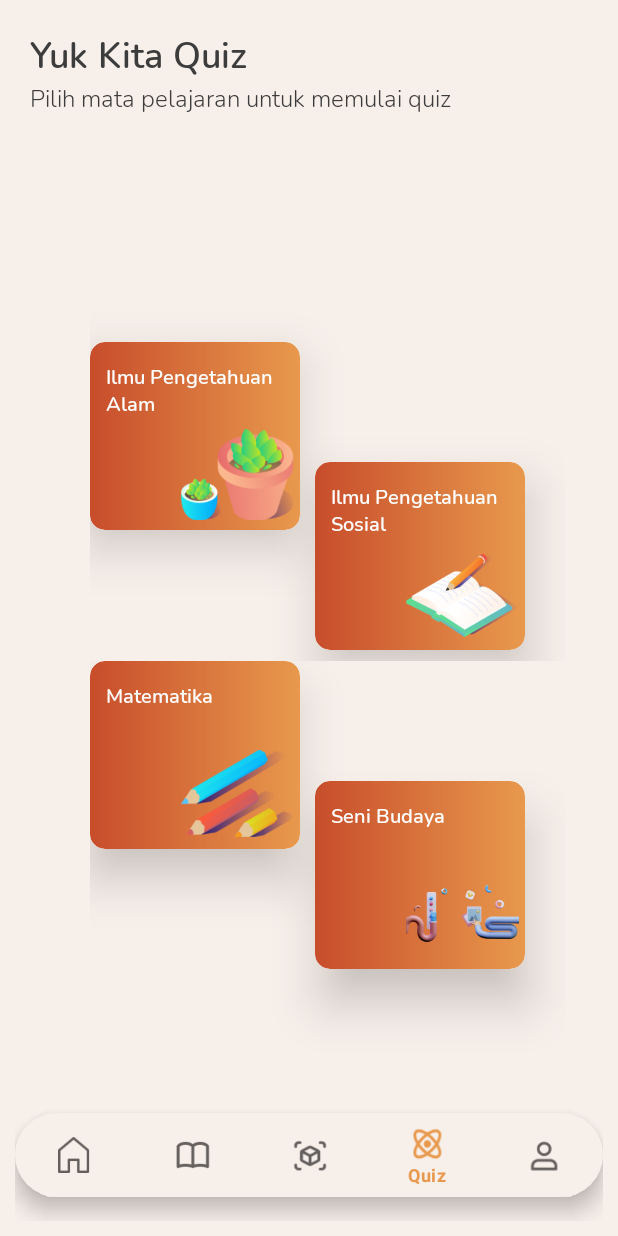
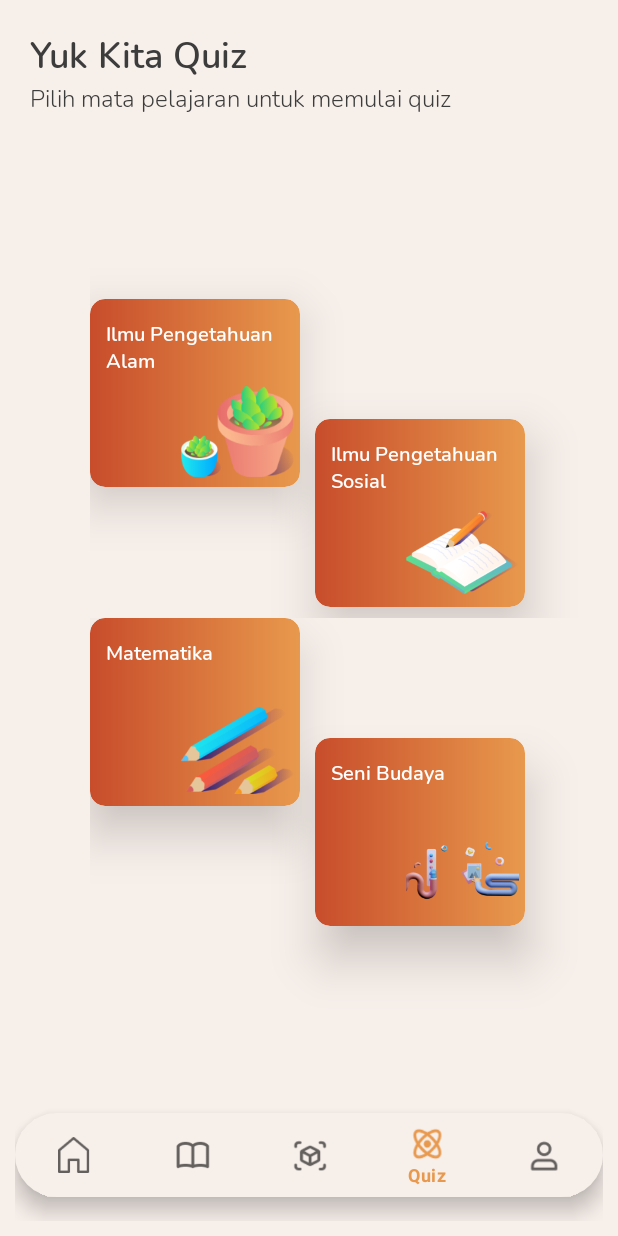
Before and after one commit to farisqlail/Zuperior, an Android app: the Home screen opened directly, with no data from a screen before it, item 4 of the bottom bar chosen, on a phone screen of 412 x 824 dp. Run offline under Robolectric (Android 15) with nearby library versions, the phone set to English and light mode, and no system bars.

Commit message:
push branch Faris

```diff
--- a/app/src/main/java/com/example/sicapin/Fragmen/Home.java
+++ b/app/src/main/java/com/example/sicapin/Fragmen/Home.java
@@ -1,67 +1,87 @@
 package com.example.sicapin.Fragmen;
 
+import android.content.Intent;
 import android.os.Bundle;
 
+import androidx.cardview.widget.CardView;
 import androidx.fragment.app.Fragment;
 
 import android.view.LayoutInflater;
 import android.view.View;
 import android.view.ViewGroup;
 
+import com.example.sicapin.Activity.ArActivity;
+import com.example.sicapin.Activity.StartQuiz;
 import com.example.sicapin.R;
+import com.example.sicapin.tes;
+import com.example.sicapin.onBoard;
+import com.example.sicapin.tes;
 
-/**
- * A simple {@link Fragment} subclass.
- * Use the {@link Home#newInstance} factory method to
- * create an instance of this fragment.
- */
+
 public class Home extends Fragment {
 
-    // TODO: Rename parameter arguments, choose names that match
-    // the fragment initialization parameters, e.g. ARG_ITEM_NUMBER
-    private static final String ARG_PARAM1 = "param1";
-    private static final String ARG_PARAM2 = "param2";
-
-    // TODO: Rename and change types of parameters
-    private String mParam1;
-    private String mParam2;
+    protected CardView cvArtikels, cvCameras, cvQuizs, cvProfiles;
 
     public Home() {
         // Required empty public constructor
     }
 
-    /**
-     * Use this factory method to create a new instance of
-     * this fragment using the provided parameters.
-     *
-     * @param param1 Parameter 1.
-     * @param param2 Parameter 2.
-     * @return A new instance of fragment HOme.
-     */
-    // TODO: Rename and change types and number of parameters
-    public static Home newInstance(String param1, String param2) {
-        Home fragment = new Home();
-        Bundle args = new Bundle();
-        args.putString(ARG_PARAM1, param1);
-        args.putString(ARG_PARAM2, param2);
-        fragment.setArguments(args);
-        return fragment;
-    }
 
-    @Override
-    public void onCreate(Bundle savedInstanceState) {
-        super.onCreate(savedInstanceState);
-        if (getArguments() != null) {
-            mParam1 = getArguments().getString(ARG_PARAM1);
-            mParam2 = getArguments().getString(ARG_PARAM2);
-        }
-    }
 
     @Override
     public View onCreateView(LayoutInflater inflater, ViewGroup container,
                              Bundle savedInstanceState) {
         // Inflate the layout for this fragment
         View view = inflater.inflate(R.layout.fragment_home, container, false);
+        // EndInflate
+
+        //FindViews
+        cvArtikels = (CardView) view.findViewById(R.id.cvArtikel);
+        cvCameras  = (CardView) view.findViewById(R.id.cvCamera);
+        cvProfiles = (CardView) view.findViewById(R.id.cvProfile);
+        cvQuizs    = (CardView) view.findViewById(R.id.cvQuiz);
+        //EndFindViews
+
+
+        //Listener
+
+        cvArtikels.setOnClickListener(new View.OnClickListener() {
+            @Override
+            public void onClick(View view) {
+                Intent intent = new Intent(getActivity().getApplicationContext(), tes.class);
+                startActivity(intent);
+            }
+        });
+
+        cvProfiles.setOnClickListener(new View.OnClickListener() {
+            @Override
+            public void onClick(View view) {
+
+                Intent intent = new Intent(getActivity().getApplicationContext(), tes.class);
+                startActivity(intent);
+
+            }
+        });
+
+        cvCameras.setOnClickListener(new View.OnClickListener() {
+            @Override
+            public void onClick(View view) {
+                Intent intent = new Intent(getActivity().getApplicationContext(), ArActivity.class);
+                startActivity(intent);
+            }
+        });
+
+        cvQuizs.setOnClickListener(new View.OnClickListener() {
+            @Override
+            public void onClick(View view) {
+
+                Intent intent = new Intent(getActivity().getApplicationContext(), tes.class);
+                startActivity(intent);
+
+            }
+        });
+        //EndListener
+
         return view;
     }
 }
--- a/app/src/main/res/layout/fragment_menu_quiz.xml
+++ b/app/src/main/res/layout/fragment_menu_quiz.xml
@@ -13,9 +13,9 @@
 
     <!--  Container  -->
 
-    <LinearLayout
+    <RelativeLayout
         android:layout_width="match_parent"
-        android:layout_height="match_parent"
+        android:layout_height="wrap_content"
         android:layout_gravity="center"
         android:orientation="vertical">
 
@@ -55,8 +55,7 @@
             android:layout_gravity="center"
             android:gravity="center"
             android:orientation="vertical"
-            android:paddingLeft="40dp"
-            android:paddingRight="15dp">
+            android:paddingLeft="40dp">
 
             <!--     Horizontal 1       -->
 
@@ -66,12 +65,12 @@
                 android:orientation="horizontal">
 
                 <androidx.cardview.widget.CardView
-                    app:cardElevation="20dp"
                     android:id="@+id/ipaquiz"
                     android:layout_width="wrap_content"
                     android:layout_height="wrap_content"
                     android:layout_gravity="center"
-                    app:cardCornerRadius="10dp">
+                    app:cardCornerRadius="10dp"
+                    app:cardElevation="20dp">
 
                     <LinearLayout
                         android:layout_width="140dp"
@@ -101,14 +100,14 @@
                 </androidx.cardview.widget.CardView>
 
                 <androidx.cardview.widget.CardView
-                    app:cardElevation="20dp"
                     android:id="@+id/ipsquiz"
                     android:layout_width="wrap_content"
                     android:layout_height="wrap_content"
                     android:layout_gravity="center"
                     android:layout_marginLeft="10dp"
                     android:layout_marginTop="80dp"
-                    app:cardCornerRadius="10dp">
+                    app:cardCornerRadius="10dp"
+                    app:cardElevation="20dp">
 
                     <LinearLayout
                         android:layout_width="140dp"
@@ -149,11 +148,11 @@
                 android:orientation="horizontal">
 
                 <androidx.cardview.widget.CardView
-                    app:cardElevation="20dp"
                     android:id="@+id/mtkquiz"
                     android:layout_width="wrap_content"
                     android:layout_height="wrap_content"
-                    app:cardCornerRadius="10dp">
+                    app:cardCornerRadius="10dp"
+                    app:cardElevation="20dp">
 
                     <LinearLayout
                         android:layout_width="140dp"
@@ -183,13 +182,13 @@
                 </androidx.cardview.widget.CardView>
 
                 <androidx.cardview.widget.CardView
-                    app:cardElevation="20dp"
                     android:id="@+id/seniquiz"
                     android:layout_width="wrap_content"
                     android:layout_height="wrap_content"
                     android:layout_marginLeft="10dp"
                     android:layout_marginTop="80dp"
-                    app:cardCornerRadius="10dp">
+                    app:cardCornerRadius="10dp"
+                    app:cardElevation="20dp">
 
                     <LinearLayout
                         android:layout_width="140dp"
@@ -226,7 +225,7 @@
 
         <!--   EndCard Content     -->
 
-    </LinearLayout>
+    </RelativeLayout>
 
     <!-- EndContainer -->
 </RelativeLayout>
--- /dev/null
+++ b/app/src/main/res/values-land/dimens.xml
@@ -0,0 +1,3 @@
+<resources>
+    <dimen name="fab_margin">48dp</dimen>
+</resources>
--- /dev/null
+++ b/app/src/main/res/values-w1240dp/dimens.xml
@@ -0,0 +1,3 @@
+<resources>
+    <dimen name="fab_margin">200dp</dimen>
+</resources>
--- /dev/null
+++ b/app/src/main/res/values-w600dp/dimens.xml
@@ -0,0 +1,3 @@
+<resources>
+    <dimen name="fab_margin">48dp</dimen>
+</resources>
--- a/app/src/main/res/values/dimens.xml
+++ b/app/src/main/res/values/dimens.xml
@@ -2,4 +2,5 @@
     <!-- Default screen margins, per the Android Design guidelines. -->
     <dimen name="activity_horizontal_margin">16dp</dimen>
     <dimen name="activity_vertical_margin">16dp</dimen>
+    <dimen name="fab_margin">16dp</dimen>
 </resources>
--- a/app/src/main/res/values/themes.xml
+++ b/app/src/main/res/values/themes.xml
@@ -13,4 +13,13 @@
         <item name="android:statusBarColor" tools:targetApi="l">?attr/colorPrimaryVariant</item>
         <!-- Customize your theme here. -->
     </style>
+
+    <style name="Theme.SICAPIN.NoActionBar">
+        <item name="windowActionBar">false</item>
+        <item name="windowNoTitle">true</item>
+    </style>
+
+    <style name="Theme.SICAPIN.AppBarOverlay" parent="ThemeOverlay.AppCompat.Dark.ActionBar" />
+
+    <style name="Theme.SICAPIN.PopupOverlay" parent="ThemeOverlay.AppCompat.Light" />
 </resources>
```
Also changed, not shown: app/src/main/AndroidManifest.xml (+8 -0 lines), app/src/main/java/com/example/sicapin/tes.java (added, +14 -0 lines), app/src/main/res/layout/activity_tes.xml (added, +22 -0 lines), app/src/main/res/layout/fragment_home.xml (+10 -8 lines), app/src/main/res/layout/fragment_profile.xml (+15 -12 lines), app/src/main/res/values/strings.xml (+9 -0 lines).
